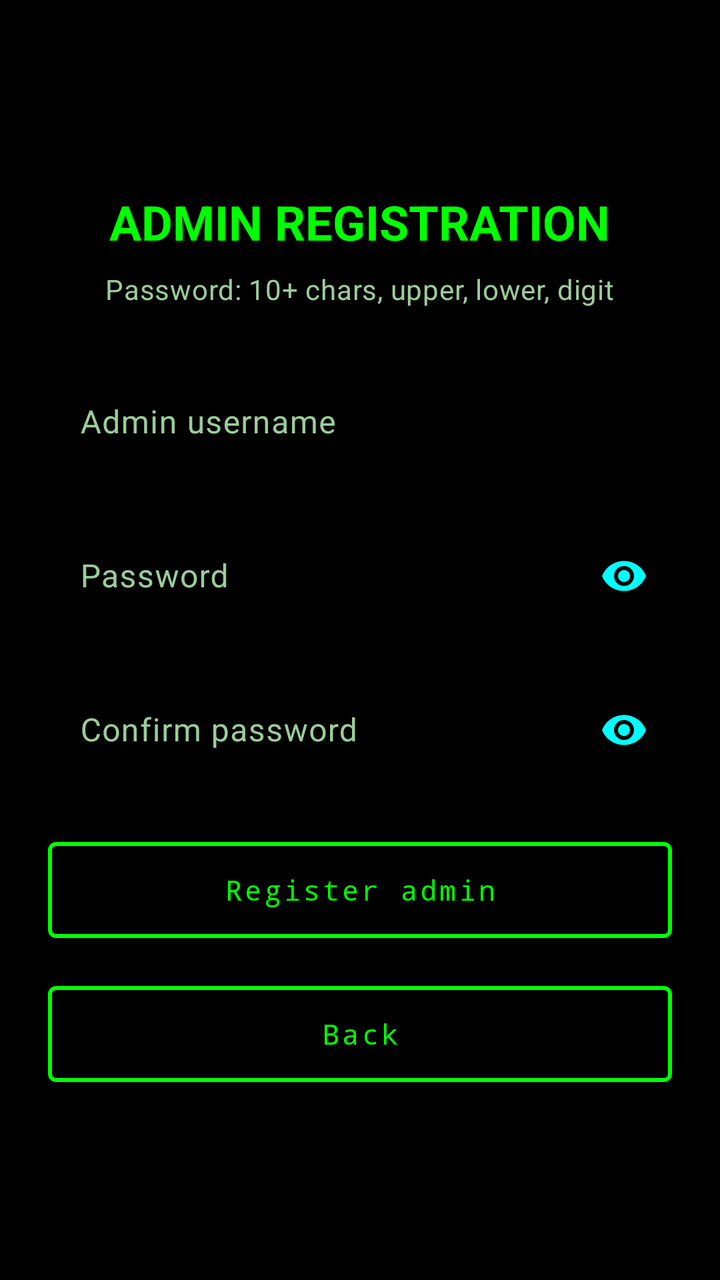
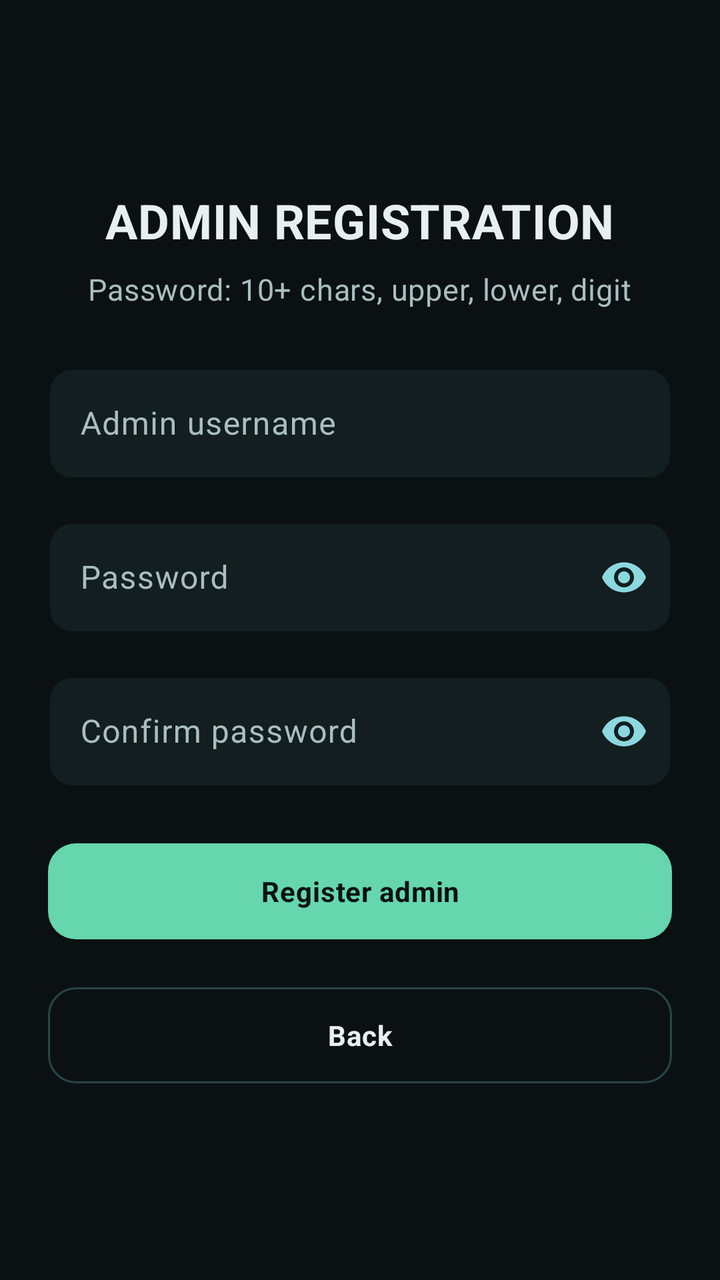

Before-and-after screenshots of an Android layout around one commit, followed by the original layout XML and the change that was made.
<!-- AndroidManifest.xml: application theme Theme.Identica -->
<!-- res/layout/activity_sign_up.xml -->
<?xml version="1.0" encoding="utf-8"?>
<ScrollView xmlns:android="http://schemas.android.com/apk/res/android"
    xmlns:app="http://schemas.android.com/apk/res-auto"
    android:layout_width="match_parent"
    android:layout_height="match_parent"
    android:background="@color/matrix_black"
    android:fillViewport="true">

    <LinearLayout
        android:layout_width="match_parent"
        android:layout_height="wrap_content"
        android:gravity="center"
        android:orientation="vertical"
        android:padding="24dp">

        <TextView
            android:layout_width="wrap_content"
            android:layout_height="wrap_content"
            android:text="ADMIN REGISTRATION"
            android:textAppearance="@style/Identica.Title" />

        <TextView
            android:layout_width="wrap_content"
            android:layout_height="wrap_content"
            android:layout_marginTop="8dp"
            android:layout_marginBottom="24dp"
            android:text="Password: 10+ chars, upper, lower, digit"
            android:textAppearance="@style/Identica.Body" />

        <com.google.android.material.textfield.TextInputLayout
            android:id="@+id/signUpUsernameLayout"
            style="@style/Identica.Input"
            android:layout_width="match_parent"
            android:layout_height="wrap_content"
            android:hint="Admin username">

            <com.google.android.material.textfield.TextInputEditText
                android:id="@+id/signUpUsernameInput"
                android:layout_width="match_parent"
                android:layout_height="wrap_content"
                android:imeOptions="actionNext"
                android:inputType="textNoSuggestions"
                android:maxLines="1" />
        </com.google.android.material.textfield.TextInputLayout>

        <com.google.android.material.textfield.TextInputLayout
            android:id="@+id/signUpPasswordLayout"
            style="@style/Identica.Input"
            android:layout_width="match_parent"
            android:layout_height="wrap_content"
            android:layout_marginTop="16dp"
            android:hint="Password"
            app:endIconMode="password_toggle"
            app:endIconTint="@color/neon_cyan">

            <com.google.android.material.textfield.TextInputEditText
                android:id="@+id/signUpPasswordInput"
                android:layout_width="match_parent"
                android:layout_height="wrap_content"
                android:imeOptions="actionNext"
                android:inputType="textPassword"
                android:maxLines="1" />
        </com.google.android.material.textfield.TextInputLayout>

        <com.google.android.material.textfield.TextInputLayout
            android:id="@+id/signUpConfirmLayout"
            style="@style/Identica.Input"
            android:layout_width="match_parent"
            android:layout_height="wrap_content"
            android:layout_marginTop="16dp"
            android:hint="Confirm password"
            app:endIconMode="password_toggle"
            app:endIconTint="@color/neon_cyan">

            <com.google.android.material.textfield.TextInputEditText
                android:id="@+id/signUpConfirmInput"
                android:layout_width="match_parent"
                android:layout_height="wrap_content"
                android:imeOptions="actionDone"
                android:inputType="textPassword"
                android:maxLines="1" />
        </com.google.android.material.textfield.TextInputLayout>

        <com.google.android.material.button.MaterialButton
            android:id="@+id/signUpButton"
            style="@style/Identica.Button"
            android:layout_width="match_parent"
            android:layout_height="56dp"
            android:layout_marginTop="24dp"
            android:text="Register admin" />

        <ProgressBar
            android:id="@+id/signUpProgress"
            android:layout_width="wrap_content"
            android:layout_height="wrap_content"
            android:layout_marginTop="16dp"
            android:indeterminateTint="@color/neon_green"
            android:visibility="gone" />

        <com.google.android.material.button.MaterialButton
            android:id="@+id/backToLoginButton"
            style="@style/Identica.Button"
            android:layout_width="match_parent"
            android:layout_height="56dp"
            android:layout_marginTop="16dp"
            android:text="Back" />
    </LinearLayout>
</ScrollView>
<!-- resources referenced by this layout -->
<resources>
  <color name="matrix_black">#000000</color>
  <color name="neon_cyan">#00FFFF</color>
  <color name="neon_green">#00FF00</color>
  <style name="Identica.Body" parent="TextAppearance.Material3.BodyMedium">
          <item name="android:textColor">@color/text_secondary</item>
          <item name="android:fontFamily">monospace</item>
      </style>
  <style name="Identica.Button" parent="Widget.Material3.Button.OutlinedButton">
          <item name="strokeColor">@color/neon_green</item>
          <item name="strokeWidth">2dp</item>
          <item name="rippleColor">@color/neon_green_dim</item>
          <item name="cornerRadius">4dp</item>
          <item name="android:textColor">@color/neon_green</item>
          <item name="android:letterSpacing">0.1</item>
          <item name="android:fontFamily">monospace</item>
      </style>
  <style name="Identica.Input" parent="Widget.Material3.TextInputLayout.OutlinedBox">
          <item name="boxStrokeColor">@color/neon_cyan</item>
          <item name="hintTextColor">@color/neon_cyan</item>
          <item name="android:textColorHint">@color/text_secondary</item>
          <item name="boxStrokeErrorColor">@color/alert_red</item>
          <item name="errorTextColor">@color/alert_red</item>
          <item name="boxCornerRadiusTopStart">4dp</item>
          <item name="boxCornerRadiusTopEnd">4dp</item>
          <item name="boxCornerRadiusBottomStart">4dp</item>
          <item name="boxCornerRadiusBottomEnd">4dp</item>
      </style>
  <style name="Identica.Title" parent="TextAppearance.Material3.HeadlineSmall">
          <item name="android:textColor">@color/neon_green</item>
          <item name="android:fontFamily">monospace</item>
          <item name="android:textStyle">bold</item>
      </style>
  <style name="Theme.Identica" parent="Theme.Material3.Dark.NoActionBar">
          <item name="colorPrimary">@color/neon_green</item>
          <item name="colorOnPrimary">@color/matrix_black</item>
          <item name="colorSecondary">@color/neon_cyan</item>
          <item name="colorOnSecondary">@color/matrix_black</item>
          <item name="colorSurface">@color/matrix_charcoal</item>
          <item name="colorOnSurface">@color/neon_green</item>
          <item name="colorOnSurfaceVariant">@color/text_secondary</item>
          <item name="colorError">@color/alert_red</item>
          <item name="android:colorBackground">@color/matrix_black</item>
          <item name="android:windowBackground">@color/matrix_black</item>
          <item name="android:textColorPrimary">@color/neon_green</item>
          <item name="android:textColorSecondary">@color/text_secondary</item>
          <item name="android:textColorHint">@color/text_secondary</item>
          <item name="android:statusBarColor">@color/matrix_black</item>
          <item name="android:navigationBarColor">@color/matrix_black</item>
      </style>
  <color name="text_secondary">#9CCC9C</color>
  <color name="neon_green_dim">#0A7A0A</color>
  <color name="alert_red">#FF3B3B</color>
  <color name="matrix_charcoal">#121212</color>
</resources>

<!-- the commit's change to res/layout/activity_sign_up.xml (unified diff, before → after) -->
@@ -99,7 +99,7 @@
 
         <com.google.android.material.button.MaterialButton
             android:id="@+id/backToLoginButton"
-            style="@style/Identica.Button"
+            style="@style/Identica.Button.Secondary"
             android:layout_width="match_parent"
             android:layout_height="56dp"
             android:layout_marginTop="16dp"
<!-- resource entries referenced after the edit -->
@@ -1,36 +1,53 @@
 <!-- resources referenced by this layout -->
 <resources>
-  <color name="matrix_black">#000000</color>
-  <color name="neon_cyan">#00FFFF</color>
-  <color name="neon_green">#00FF00</color>
+  <color name="matrix_black">#0B1113</color>
+  <color name="neon_cyan">#8BD8E1</color>
+  <color name="neon_green">#65D6AE</color>
   <style name="Identica.Body" parent="TextAppearance.Material3.BodyMedium">
           <item name="android:textColor">@color/text_secondary</item>
-          <item name="android:fontFamily">monospace</item>
+          <item name="android:fontFamily">sans</item>
+          <item name="android:textSize">15sp</item>
+          <item name="android:lineSpacingExtra">3dp</item>
       </style>
-  <style name="Identica.Button" parent="Widget.Material3.Button.OutlinedButton">
-          <item name="strokeColor">@color/neon_green</item>
-          <item name="strokeWidth">2dp</item>
+  <style name="Identica.Button" parent="Widget.Material3.Button">
+          <item name="backgroundTint">@color/neon_green</item>
           <item name="rippleColor">@color/neon_green_dim</item>
-          <item name="cornerRadius">4dp</item>
-          <item name="android:textColor">@color/neon_green</item>
-          <item name="android:letterSpacing">0.1</item>
-          <item name="android:fontFamily">monospace</item>
+          <item name="cornerRadius">14dp</item>
+          <item name="android:textColor">@color/matrix_black</item>
+          <item name="android:letterSpacing">0.02</item>
+          <item name="android:fontFamily">sans</item>
+          <item name="android:textStyle">bold</item>
+          <item name="android:minHeight">52dp</item>
+      </style>
+  <style name="Identica.Button.Secondary" parent="Widget.Material3.Button.OutlinedButton">
+          <item name="strokeColor">@color/panel_border</item>
+          <item name="strokeWidth">1dp</item>
+          <item name="rippleColor">@color/neon_green_dim</item>
+          <item name="cornerRadius">14dp</item>
+          <item name="android:textColor">@color/text_primary</item>
+          <item name="android:letterSpacing">0.02</item>
+          <item name="android:fontFamily">sans</item>
+          <item name="android:textStyle">bold</item>
+          <item name="android:minHeight">52dp</item>
       </style>
   <style name="Identica.Input" parent="Widget.Material3.TextInputLayout.OutlinedBox">
-          <item name="boxStrokeColor">@color/neon_cyan</item>
-          <item name="hintTextColor">@color/neon_cyan</item>
+          <item name="boxStrokeColor">@color/neon_green</item>
+          <item name="hintTextColor">@color/neon_green</item>
           <item name="android:textColorHint">@color/text_secondary</item>
+          <item name="android:textColor">@color/text_primary</item>
+          <item name="boxBackgroundColor">@color/matrix_charcoal</item>
           <item name="boxStrokeErrorColor">@color/alert_red</item>
           <item name="errorTextColor">@color/alert_red</item>
-          <item name="boxCornerRadiusTopStart">4dp</item>
-          <item name="boxCornerRadiusTopEnd">4dp</item>
-          <item name="boxCornerRadiusBottomStart">4dp</item>
-          <item name="boxCornerRadiusBottomEnd">4dp</item>
+          <item name="boxCornerRadiusTopStart">12dp</item>
+          <item name="boxCornerRadiusTopEnd">12dp</item>
+          <item name="boxCornerRadiusBottomStart">12dp</item>
+          <item name="boxCornerRadiusBottomEnd">12dp</item>
       </style>
   <style name="Identica.Title" parent="TextAppearance.Material3.HeadlineSmall">
-          <item name="android:textColor">@color/neon_green</item>
-          <item name="android:fontFamily">monospace</item>
+          <item name="android:textColor">@color/text_primary</item>
+          <item name="android:fontFamily">sans</item>
           <item name="android:textStyle">bold</item>
+          <item name="android:letterSpacing">0.01</item>
       </style>
   <style name="Theme.Identica" parent="Theme.Material3.Dark.NoActionBar">
           <item name="colorPrimary">@color/neon_green</item>
@@ -38,20 +55,26 @@
           <item name="colorSecondary">@color/neon_cyan</item>
           <item name="colorOnSecondary">@color/matrix_black</item>
           <item name="colorSurface">@color/matrix_charcoal</item>
-          <item name="colorOnSurface">@color/neon_green</item>
+          <item name="colorOnSurface">@color/text_primary</item>
           <item name="colorOnSurfaceVariant">@color/text_secondary</item>
+          <item name="colorSurfaceVariant">@color/matrix_charcoal_light</item>
           <item name="colorError">@color/alert_red</item>
           <item name="android:colorBackground">@color/matrix_black</item>
           <item name="android:windowBackground">@color/matrix_black</item>
-          <item name="android:textColorPrimary">@color/neon_green</item>
+          <item name="android:textColorPrimary">@color/text_primary</item>
           <item name="android:textColorSecondary">@color/text_secondary</item>
           <item name="android:textColorHint">@color/text_secondary</item>
+          <item name="android:windowLightStatusBar">false</item>
+          <item name="android:windowLightNavigationBar">false</item>
           <item name="android:statusBarColor">@color/matrix_black</item>
           <item name="android:navigationBarColor">@color/matrix_black</item>
       </style>
-  <color name="text_secondary">#9CCC9C</color>
-  <color name="neon_green_dim">#0A7A0A</color>
-  <color name="alert_red">#FF3B3B</color>
-  <color name="matrix_charcoal">#121212</color>
+  <color name="text_secondary">#A9BEC0</color>
+  <color name="neon_green_dim">#287C66</color>
+  <color name="panel_border">#294447</color>
+  <color name="text_primary">#E8F0EF</color>
+  <color name="alert_red">#FF8A80</color>
+  <color name="matrix_charcoal_light">#1D3032</color>
+  <color name="matrix_charcoal">#121E20</color>
 </resources>
 
